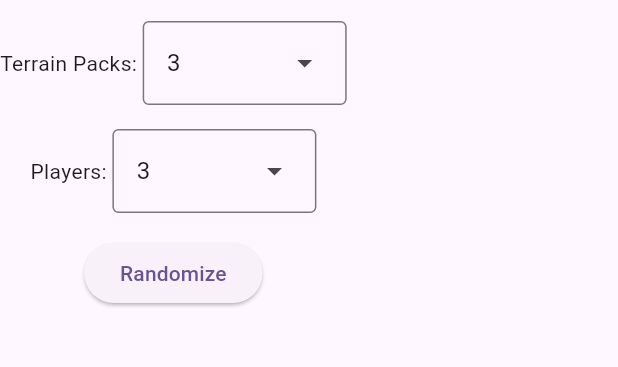
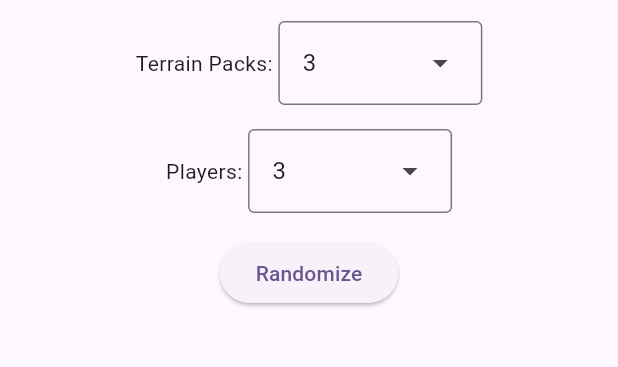
Before and after one commit to doctor-g/DragonsDownRandomizer, a Flutter app: the screen it shows after launch, on a phone screen of 412 x 824 dp, the part 63-430 px from its top. Run offline on Flutter 3.47's test engine with Material 3 defaults, Android fonts, the phone set to English and light mode, and no system bars.

Commit message:
Improve appearance by centering configuration controls

```diff
--- a/lib/main.dart
+++ b/lib/main.dart
@@ -166,7 +166,7 @@ class _RandomizerWidgetState extends State<RandomizerWidget> {
     required int selected,
     required void Function(int selection) onSelected,
   }) => Row(
-    mainAxisSize: MainAxisSize.min,
+    mainAxisAlignment: MainAxisAlignment.center,
     children: [
       Text('$label: '),
       DropdownMenu<int>(
```
